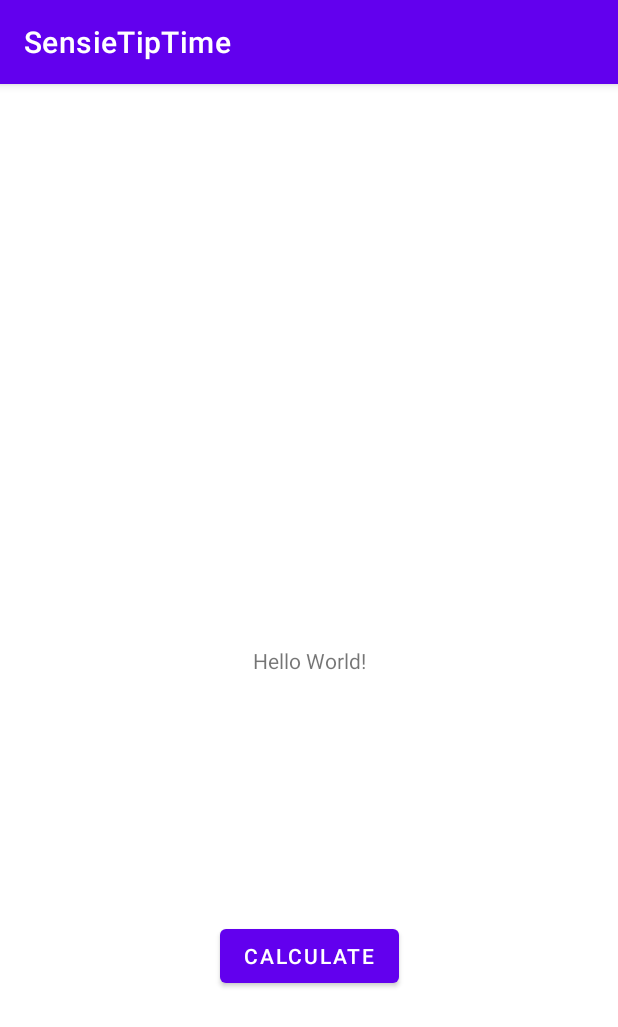
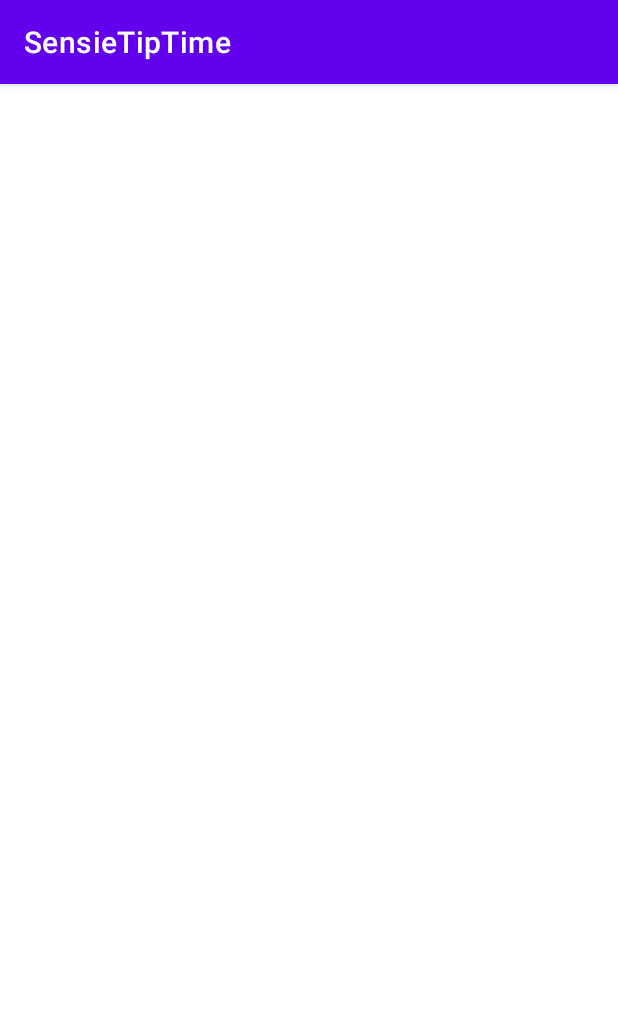
Before and after one commit to R1CKYS3NS31/sensei_3_tiptime_android, an Android app: the screen it shows after launch (MainActivity), on a phone screen of 412 x 824 dp. Shown: the top 1027 px of the screen. Run offline under Robolectric (Android 15) with nearby library versions, the phone set to English and light mode, and no system bars.

Commit message:
xml commit

```diff
--- a/app/src/main/res/layout/activity_main.xml
+++ b/app/src/main/res/layout/activity_main.xml
@@ -6,24 +6,5 @@
     android:layout_height="match_parent"
     tools:context=".MainActivity">
 
-    <TextView
-        android:id="@+id/textView"
-        android:layout_width="wrap_content"
-        android:layout_height="wrap_content"
-        android:text="Hello World!"
-        app:layout_constraintBottom_toBottomOf="parent"
-        app:layout_constraintLeft_toLeftOf="parent"
-        app:layout_constraintRight_toRightOf="parent"
-        app:layout_constraintTop_toTopOf="parent" />
-
-    <Button
-        android:id="@+id/button"
-        android:layout_width="wrap_content"
-        android:layout_height="wrap_content"
-        android:text="@string/calculate"
-        app:layout_constraintBottom_toBottomOf="parent"
-        app:layout_constraintEnd_toEndOf="parent"
-        app:layout_constraintStart_toStartOf="parent"
-        app:layout_constraintTop_toBottomOf="@+id/textView" />
 
 </androidx.constraintlayout.widget.ConstraintLayout>
```
